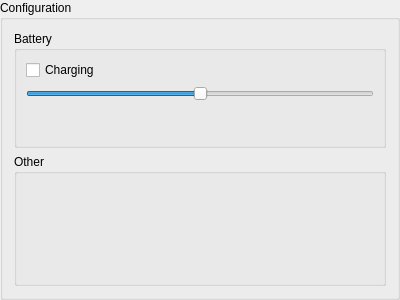
Old version of the form py_trees_ros_tutorials/mock/gui/configuration_group_box.ui in the repository splintered-reality/py_trees_ros_tutorials.
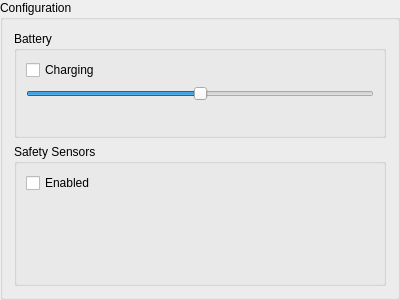
New version of the form.

```diff
--- a/py_trees_ros_tutorials/mock/gui/configuration_group_box.ui
+++ b/py_trees_ros_tutorials/mock/gui/configuration_group_box.ui
@@ -65,9 +65,16 @@
    <item>
     <widget class="QGroupBox" name="groupBox_2">
      <property name="title">
-      <string>Other</string>
+      <string>Safety Sensors</string>
      </property>
      <layout class="QVBoxLayout" name="verticalLayout_3">
+      <item>
+       <widget class="QCheckBox" name="safety_sensors_enabled_check_box">
+        <property name="text">
+         <string>Enabled</string>
+        </property>
+       </widget>
+      </item>
       <item>
        <spacer name="verticalSpacer_2">
         <property name="orientation">
```
Left out of the diff: 2 changed lines with no effect on the pictures.
